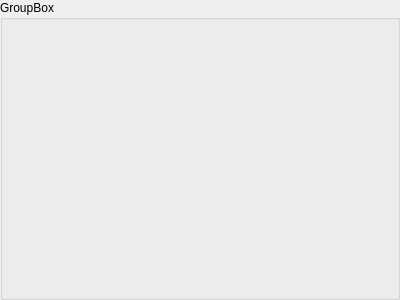
First picture: the form in NewGeneUI/NewGene/Widgets/CreateOutput/SelectVariables/VariableSummary/newgenevariablesummarygroup.ui, repository daniel347x/newgene, before the edit.
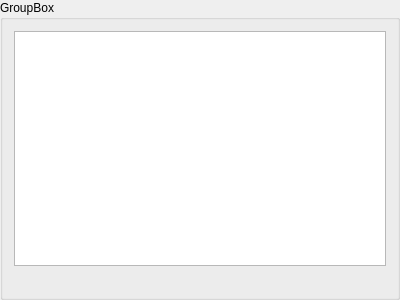
Second picture: the form after the edit.

What changed in the file:
```diff
--- a/NewGeneUI/NewGene/Widgets/CreateOutput/SelectVariables/VariableSummary/newgenevariablesummarygroup.ui
+++ b/NewGeneUI/NewGene/Widgets/CreateOutput/SelectVariables/VariableSummary/newgenevariablesummarygroup.ui
@@ -17,6 +17,9 @@
    <string>GroupBox</string>
   </property>
   <layout class="QVBoxLayout" name="verticalLayout">
+   <item>
+    <widget class="QListView" name="listView"/>
+   </item>
    <item>
     <widget class="QLabel" name="label">
      <property name="text">
```
